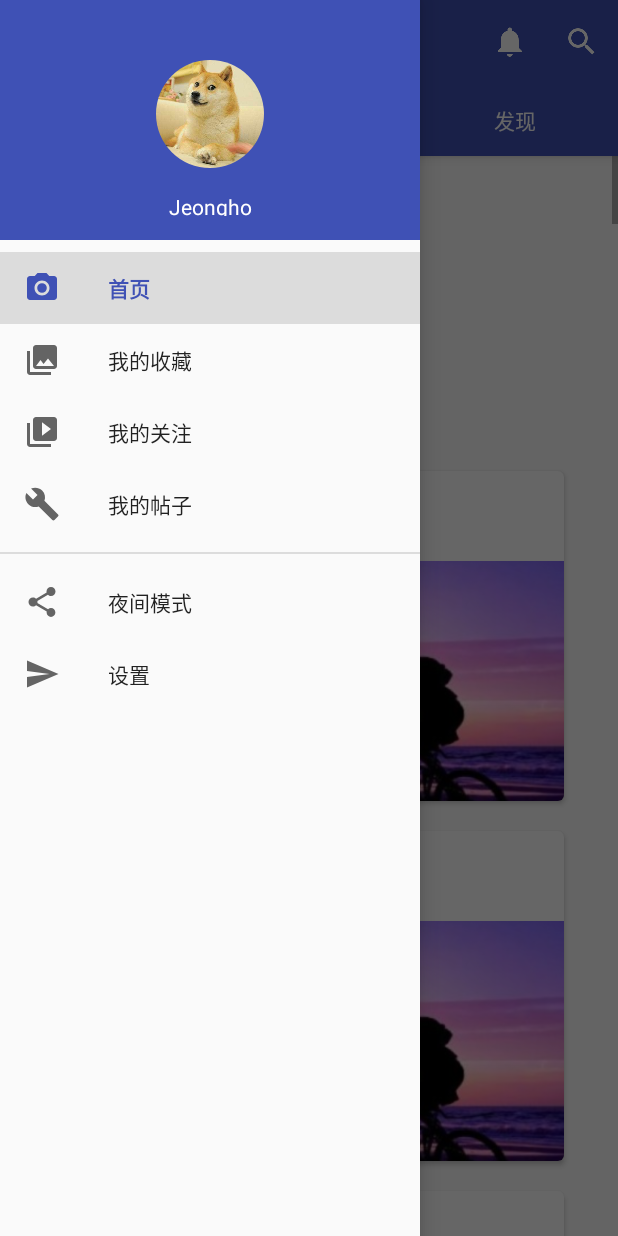
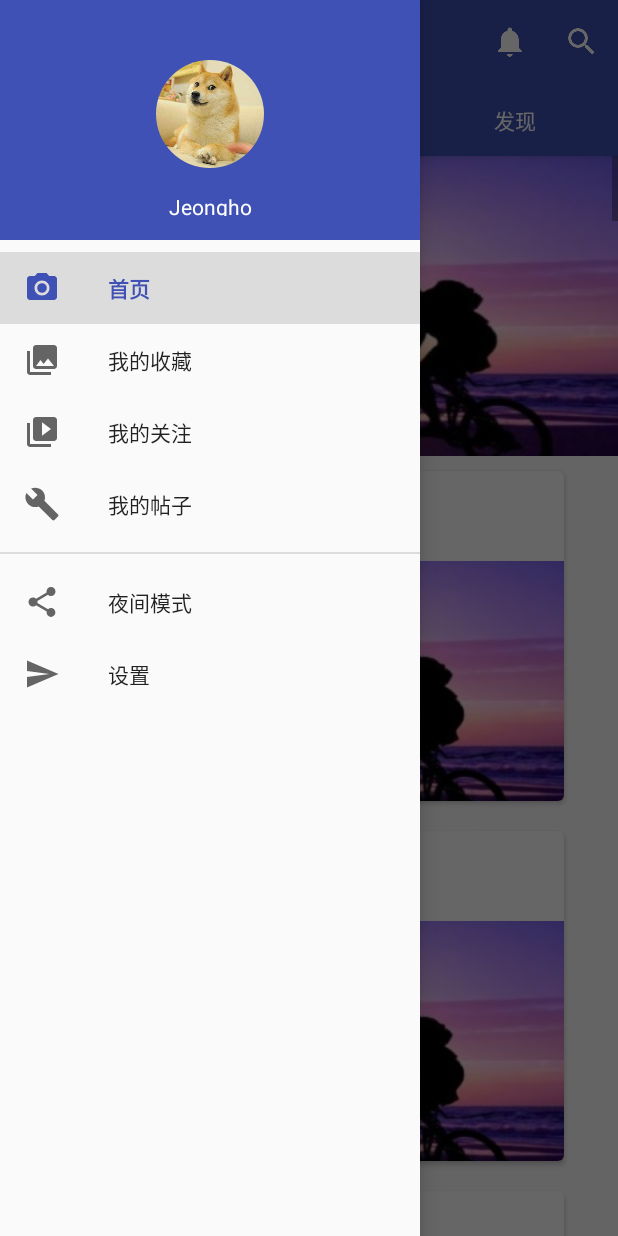
Before and after one commit to ZHJeongho/MetarialTest, an Android app: the screen it shows after launch (MainActivity), with the side drawer open, on a phone screen of 412 x 824 dp. Run offline under Robolectric (Android 15) with nearby library versions, the phone set to English and light mode, and no system bars; our stand-ins replace CircleImageView.

Commit message:
add header and footer success and resolve the width of the top viewPager can't match_parent

```diff
--- a/Metarial/app/src/main/java/com/jeongho/metarial/adapter/HomeFrmAdapter.java
+++ b/Metarial/app/src/main/java/com/jeongho/metarial/adapter/HomeFrmAdapter.java
@@ -1,6 +1,7 @@
 package com.jeongho.metarial.adapter;
 
 import android.support.v7.widget.RecyclerView;
+import android.util.Log;
 import android.view.LayoutInflater;
 import android.view.View;
 import android.view.ViewGroup;
@@ -30,6 +31,7 @@ public class HomeFrmAdapter extends RecyclerView.Adapter<HomeFrmAdapter.ViewHold
 
     @Override
     public ViewHolder onCreateViewHolder(ViewGroup parent, int viewType) {
+        Log.d("HomeFrmAdapter", "onCreateViewHolder");
         ViewHolder holder = null;
         int viewId = 0;
         View v = null;
@@ -56,28 +58,45 @@ public class HomeFrmAdapter extends RecyclerView.Adapter<HomeFrmAdapter.ViewHold
 
     @Override
     public void onBindViewHolder(ViewHolder holder, int position) {
-        if (position != 0 && position != getItemCount() - 1){
-            holder.mTextView.setText(mTitles.get(position));
+        Log.d("HomeFrmAdapter", "onBindViewHolder");
+        switch (getItemViewType(position)){
+            case TYPE_CONTENT:
+                holder.mTextView.setText(mTitles.get(position - 1));
+                return;
+            case TYPE_FOOTER:
+                return;
+            case TYPE_HEADER:
+                return;
         }
-
     }
 
     @Override
     public int getItemCount() {
-        return mTitles.size();
+        if (mHeaderView == null && mFooterView == null){
+            return mTitles.size();
+        }else if (mHeaderView != null && mFooterView == null){
+            return mTitles.size() + 1;
+        }else if (mHeaderView == null && mFooterView != null){
+            return mTitles.size() + 1;
+        }else{
+            return mTitles.size() + 2;
+        }
     }
 
 
     public void setHeaderView(View headerView){
         mHeaderView = headerView;
+        notifyItemInserted(0);
     }
 
     public void setFooterView(View footerView){
         mFooterView = footerView;
+        notifyItemChanged(getItemCount() - 1);
     }
 
     @Override
     public int getItemViewType(int position) {
+        Log.d("HomeFrmAdapter", "getItemViewType");
         if (mHeaderView == null && mFooterView == null){
             return TYPE_CONTENT;
         }
@@ -96,6 +115,12 @@ public class HomeFrmAdapter extends RecyclerView.Adapter<HomeFrmAdapter.ViewHold
         public TextView mTextView;
         public ViewHolder(View itemView) {
             super(itemView);
+            if (itemView == mHeaderView){
+                return;
+            }
+            if (itemView == mFooterView){
+                return;
+            }
             mTextView = (TextView) itemView.findViewById(R.id.item_tv);
         }
     }
--- a/Metarial/app/src/main/java/com/jeongho/metarial/fragment/HomeFragment.java
+++ b/Metarial/app/src/main/java/com/jeongho/metarial/fragment/HomeFragment.java
@@ -4,15 +4,19 @@ import android.os.Bundle;
 import android.os.Handler;
 import android.support.annotation.Nullable;
 import android.support.v4.app.Fragment;
+import android.support.v4.view.ViewPager;
 import android.support.v4.widget.SwipeRefreshLayout;
 import android.support.v7.widget.LinearLayoutManager;
 import android.support.v7.widget.RecyclerView;
 import android.view.LayoutInflater;
 import android.view.View;
 import android.view.ViewGroup;
+import android.widget.ImageView;
+import android.widget.LinearLayout;
 import android.widget.Toast;
 
 import com.jeongho.metarial.R;
+import com.jeongho.metarial.adapter.ContentPagerAdapter;
 import com.jeongho.metarial.adapter.HomeFrmAdapter;
 
 import java.util.LinkedList;
@@ -35,15 +39,35 @@ public class HomeFragment extends Fragment implements SwipeRefreshLayout.OnRefre
         mRecyclerView = (RecyclerView) v.findViewById(R.id.home_rv);
         mLayoutManager = new LinearLayoutManager(getContext());
         mRecyclerView.setLayoutManager(mLayoutManager);
+        //初始化cardView
         LinkedList<String> list = new LinkedList<>();
         for (int i = 0 ; i < 50; i++) {
             list.add("galigeigei" + i);
         }
         mAdapter = new HomeFrmAdapter(list);
         View headerView = LayoutInflater.from(getContext()).inflate(R.layout.item_header, mRecyclerView, false);
+
+        //初始化ViewPager
+        ViewPager topVp = (ViewPager) headerView.findViewById(R.id.top_vp);
+
+        LinkedList<View> views = new LinkedList<>();
+        LinkedList<String> titles = new LinkedList<>();
+        for (int i = 0; i < 4; i++){
+            ImageView iv = new ImageView(getContext());
+            iv.setImageResource(R.drawable.card_bg);
+            iv.setLayoutParams(new LinearLayout.LayoutParams(ViewGroup.LayoutParams.MATCH_PARENT, ViewGroup.LayoutParams.MATCH_PARENT));
+            iv.setScaleType(ImageView.ScaleType.FIT_XY);
+            views.add(iv);
+            titles.add(i + "");
+        }
+
+        ContentPagerAdapter cpa = new ContentPagerAdapter(views, titles);
+        topVp.setAdapter(cpa);
+
+        //recycleView加头布局 尾布局
         mAdapter.setHeaderView(headerView);
         View footerView = LayoutInflater.from(getContext()).inflate(R.layout.item_footer, mRecyclerView, false);
-        mAdapter.setHeaderView(footerView);
+        mAdapter.setFooterView(footerView);
         mRecyclerView.setAdapter(mAdapter);
 
         mRefreshLayout = (SwipeRefreshLayout) v.findViewById(R.id.home_swipe_refresh);
--- a/Metarial/app/src/main/res/layout/item_header.xml
+++ b/Metarial/app/src/main/res/layout/item_header.xml
@@ -3,9 +3,9 @@
               android:orientation="vertical"
               android:layout_width="match_parent"
               android:layout_height="match_parent">
-    <TextView
+    <android.support.v4.view.ViewPager
+        android:id="@+id/top_vp"
         android:layout_width="match_parent"
-        android:layout_height="200dp"
-        android:gravity="center"
-        android:text="header"/>
+        android:layout_height="200dp">
+    </android.support.v4.view.ViewPager>
 </LinearLayout>
```
